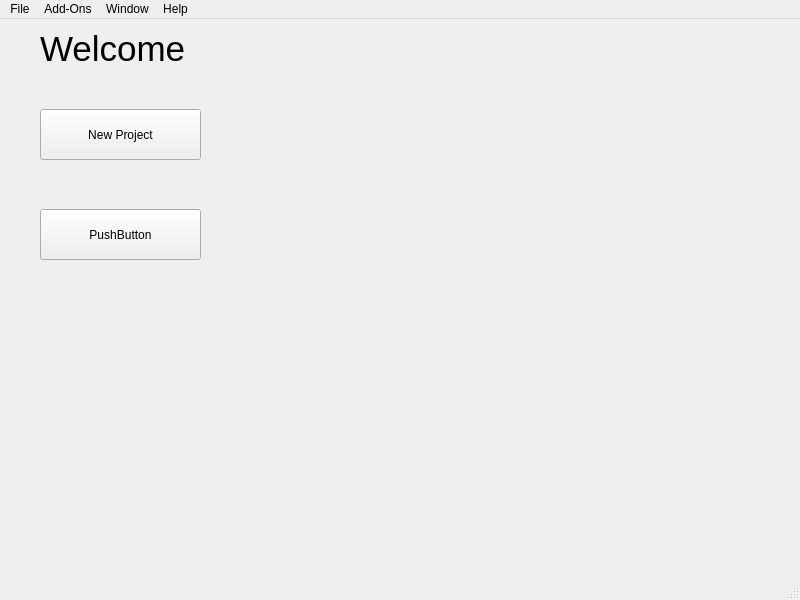
Before: the Qt Designer form libs/naturevm/home/homewindow.ui in web-coder-of-rpi/NatureVM, drawn with Qt 5.
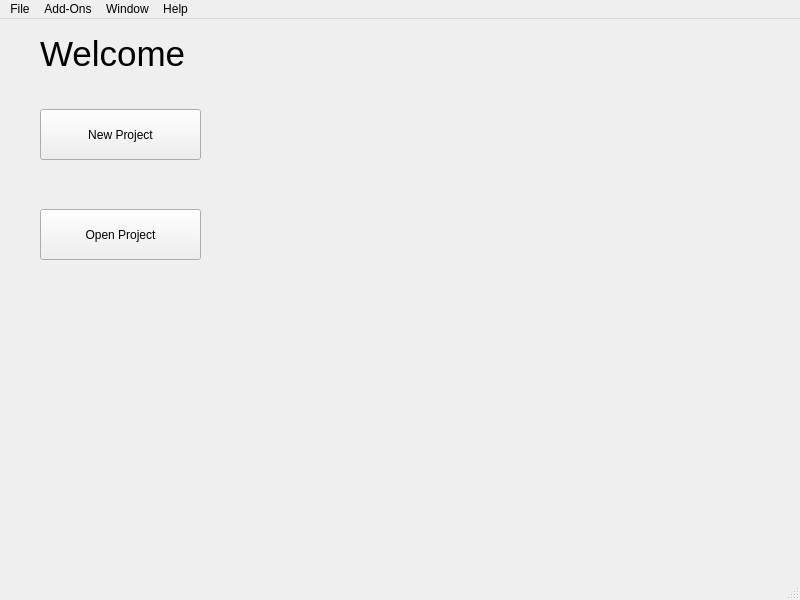
After: the same form once the commit is applied.

Commit message: Add build and clean scripts; implement project button testing in HomeWindow

```diff
--- a/libs/naturevm/home/homewindow.ui
+++ b/libs/naturevm/home/homewindow.ui
@@ -19,8 +19,8 @@
      <rect>
       <x>40</x>
       <y>10</y>
-      <width>200</width>
-      <height>41</height>
+      <width>221</width>
+      <height>51</height>
      </rect>
     </property>
     <property name="text">
@@ -50,7 +50,7 @@
      </rect>
     </property>
     <property name="text">
-     <string>PushButton</string>
+     <string>Open Project</string>
     </property>
    </widget>
   </widget>
```
Left out of the diff: 9 changed lines with no effect on the pictures. The commit also changes 5 other files.
